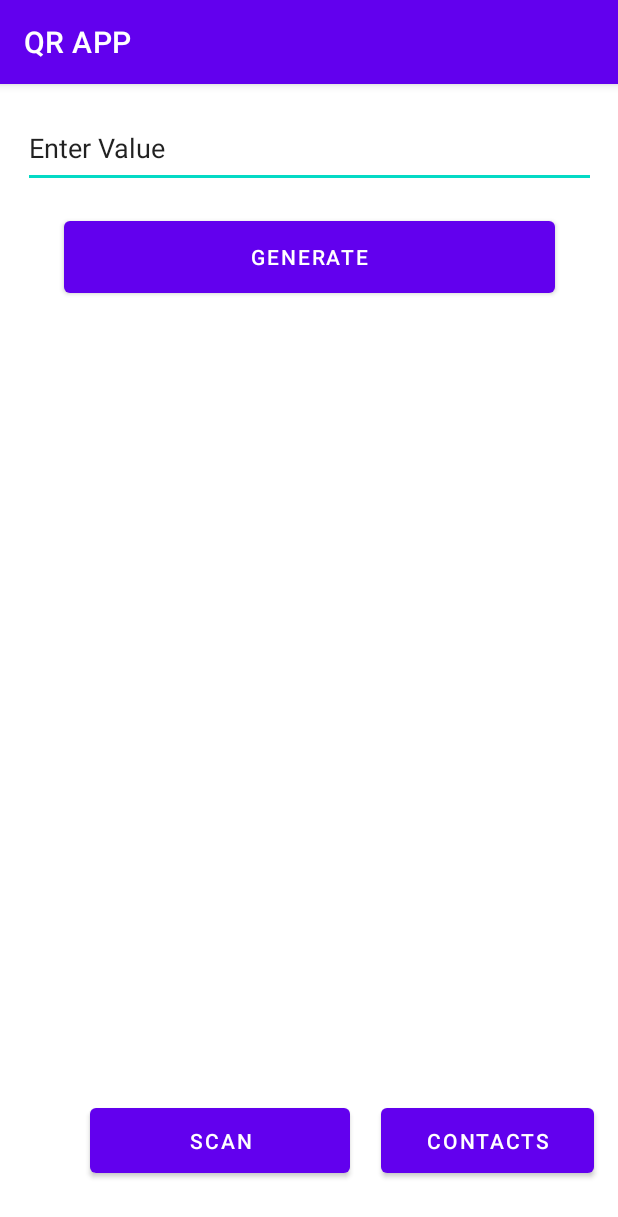
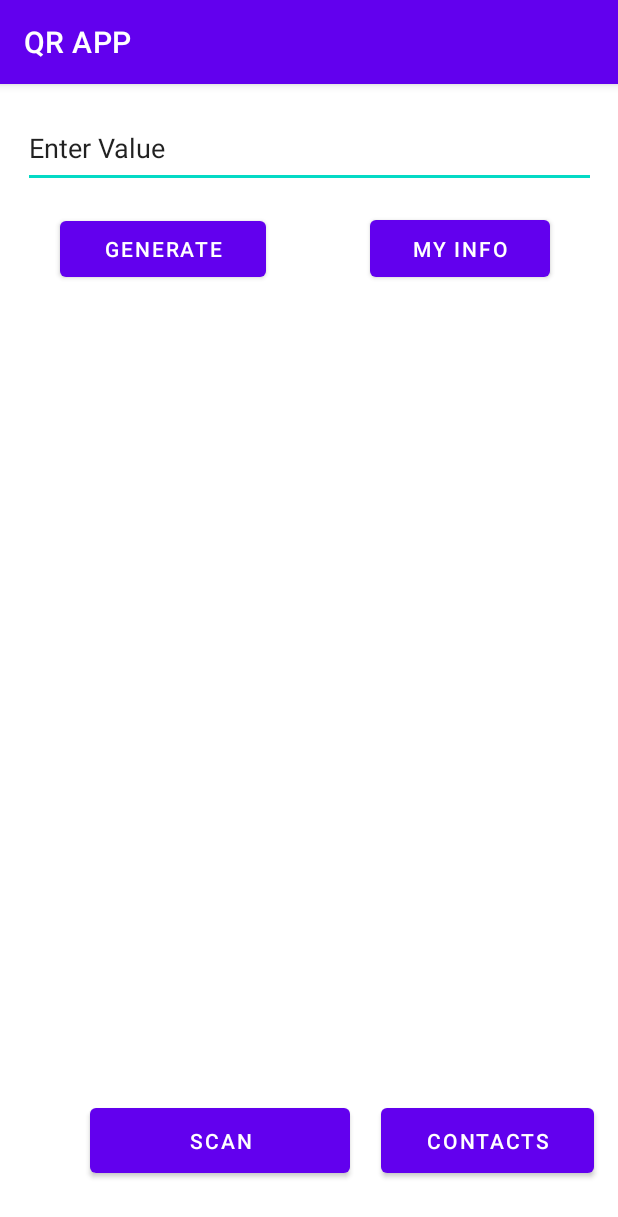
Before and after one commit to denzilmuseruka-byu/qrApp, an Android app: the screen it shows after launch (MainActivity), on a phone screen of 412 x 824 dp. Shown: the top 1217 px of the screen. Run offline under Robolectric (Android 15) with nearby library versions, the phone set to English and light mode, and no system bars; libraries missing offline, so code that uses them is left out: androidmads.library.qrgenearator.

```diff
--- a/app/src/main/java/com/peart/qrapp/MainActivity.java
+++ b/app/src/main/java/com/peart/qrapp/MainActivity.java
@@ -19,7 +19,7 @@ import static android.content.ClipData.newIntent;
 
 public class MainActivity extends AppCompatActivity {
     EditText qrvalue;
-    Button generateBtn, scanBtn, contactsBtn;
+    Button generateBtn,myContactInfo, scanBtn, contactsBtn;
     ImageView qrImage;
 
     @Override
@@ -33,6 +33,7 @@ public class MainActivity extends AppCompatActivity {
         scanBtn = findViewById(R.id.scanBtn);
         qrImage = findViewById(R.id.qrPlaceHolder);
         contactsBtn = findViewById(R.id.contactsBtn);
+        myContactInfo = findViewById(R.id.myContactBtn);
 
         generateBtn.setOnClickListener(new View.OnClickListener(){
             @Override
@@ -63,5 +64,12 @@ public class MainActivity extends AppCompatActivity {
             }
         });
 
+        myContactInfo.setOnClickListener(new View.OnClickListener() {
+            @Override
+            public void onClick(View v) {
+                startActivity(new Intent(getApplicationContext(), MyContactInfo.class));
+            }
+        });
+
     }
 }
--- a/app/src/main/res/layout/activity_main.xml
+++ b/app/src/main/res/layout/activity_main.xml
@@ -30,12 +30,25 @@
 
     <Button
         android:id="@+id/genButton"
-        android:layout_width="327dp"
-        android:layout_height="60dp"
+        android:layout_width="137dp"
+        android:layout_height="49dp"
         android:layout_marginTop="16dp"
         android:text="GENERATE"
         app:layout_constraintEnd_toEndOf="parent"
+        app:layout_constraintHorizontal_bias="0.145"
         app:layout_constraintStart_toStartOf="parent"
+        app:layout_constraintTop_toBottomOf="@+id/qrInput" />
+
+    <Button
+        android:id="@+id/myContactBtn"
+        android:layout_width="120dp"
+        android:layout_height="50dp"
+        android:layout_marginStart="69dp"
+        android:layout_marginTop="15dp"
+        android:layout_marginEnd="45dp"
+        android:text="MY INFO"
+        app:layout_constraintEnd_toEndOf="parent"
+        app:layout_constraintStart_toEndOf="@+id/genButton"
         app:layout_constraintTop_toBottomOf="@+id/qrInput" />
 
     <Button
```
Also changed, not shown: app/src/main/java/com/peart/qrapp/MyContactInfo.java (+33 -1 lines).
